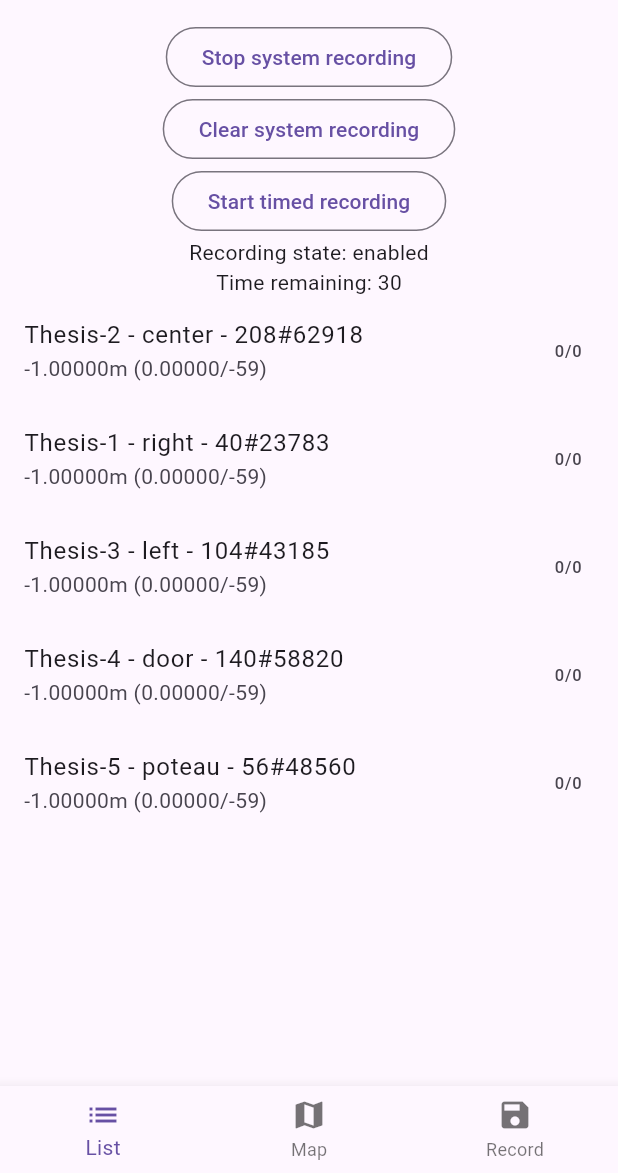
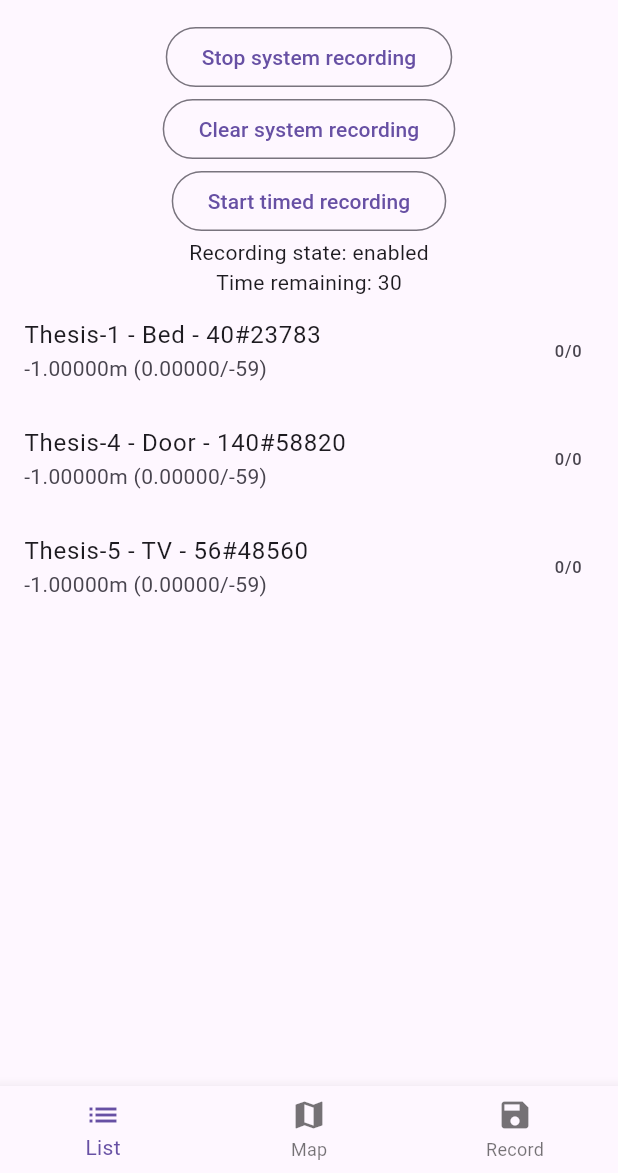
Before and after one commit to BhasherBEL/master-thesis-scanner, a Flutter app: the screen it shows after launch, item 3 of the bottom bar chosen, on a phone screen of 412 x 824 dp, the part 63-1236 px from its top. Run offline on Flutter 3.47's test engine with Material 3 defaults, Android fonts, the phone set to English and light mode, and no system bars; missing offline and left inert: beacon_distance, dchs_flutter_beacon.

Commit message:
Update devices to room

```diff
--- a/lib/device.dart
+++ b/lib/device.dart
@@ -12,18 +12,18 @@ class Device {
   final double am;
 
   static final devices = <Device>[
+    // Device(
+    //   'Thesis-2 - center',
+    //   'E5CA1ADE-F007-BA11-0000-000000000000',
+    //   208,
+    //   62918,
+    //   -59,
+    //   200,
+    //   370,
+    //   0.6,
+    // ),
     Device(
-      'Thesis-2 - center',
-      'E5CA1ADE-F007-BA11-0000-000000000000',
-      208,
-      62918,
-      -59,
-      200,
-      370,
-      0.6,
-    ),
-    Device(
-      'Thesis-1 - right',
+      'Thesis-1 - Bed',
       'E5CA1ADE-F007-BA11-0000-000000000000',
       40,
       23783,
@@ -32,18 +32,18 @@ class Device {
       10,
       1,
     ),
+    // Device(
+    //   'Thesis-3 - left',
+    //   'E5CA1ADE-F007-BA11-0000-000000000000',
+    //   104,
+    //   43185,
+    //   -59,
+    //   30,
+    //   10,
+    //   1,
+    // ),
     Device(
-      'Thesis-3 - left',
-      'E5CA1ADE-F007-BA11-0000-000000000000',
-      104,
-      43185,
-      -59,
-      30,
-      10,
-      1,
-    ),
-    Device(
-      'Thesis-4 - door',
+      'Thesis-4 - Door',
       'E5CA1ADE-F007-BA11-0000-000000000000',
       140,
       58820,
@@ -53,7 +53,7 @@ class Device {
       1,
     ),
     Device(
-      'Thesis-5 - poteau',
+      'Thesis-5 - TV',
       'E5CA1ADE-F007-BA11-0000-000000000000',
       56,
       48560,
@@ -62,6 +62,18 @@ class Device {
       270,
       1,
     ),
+    // Gen 2
+    // Device(
+    //   'Thesis-6 - center',
+    //   'DDE807AE-4D48-5E96-A947-89E4C7E2FD4B',
+    //   //'4BFDE2-C7-E489-47A9-965E-484DAE07E8DD'
+    //   100,
+    //   49494,
+    //   -59,
+    //   300,
+    //   370,
+    //   1,
+    // ),
   ];
 
   List<int?> rssis = [];
```
